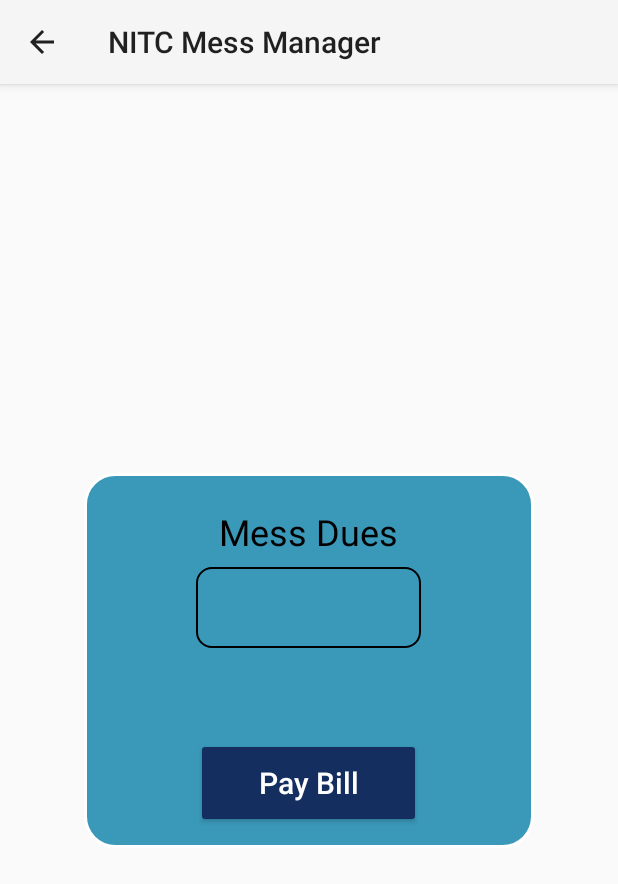
After one commit to prasant7978/NITC-Mess-Manager, an Android app: the PaymentActivity screen opened directly, with no data from a screen before it, on a phone screen of 412 x 824 dp. The commit adds this screen. Shown: the top 884 px of the screen. Run offline under Robolectric (Android 15) with nearby library versions, the phone set to English and light mode, and no system bars; our stand-ins replace Firebase (no records; nobody signed in at launch, a user with empty details on screens opened directly).

Commit message:
Added Payment Activity

```diff
--- a/app/src/main/AndroidManifest.xml
+++ b/app/src/main/AndroidManifest.xml
@@ -14,9 +14,13 @@
         android:theme="@style/Theme.NITCMessManager"
         tools:targetApi="31">
         <activity
+            android:name=".PaymentActivity"
+            android:exported="false"
+            android:parentActivityName=".StudentDashboardActivity"/>
+        <activity
             android:name=".StudentUpdateProfileActivity"
             android:exported="false"
-            android:parentActivityName=".StudentDashboardActivity"/>
+            android:parentActivityName=".StudentDashboardActivity" />
         <activity
             android:name=".ContractorDashboard"
             android:exported="false" />
--- /dev/null
+++ b/app/src/main/java/com/nitc/nitcmessmanager/PaymentActivity.kt
@@ -0,0 +1,89 @@
+package com.nitc.nitcmessmanager
+
+import android.app.AlertDialog
+import android.content.DialogInterface
+import androidx.appcompat.app.AppCompatActivity
+import android.os.Bundle
+import android.util.Log
+import android.view.View
+import android.widget.Toast
+import com.google.android.material.snackbar.Snackbar
+import com.google.firebase.auth.FirebaseAuth
+import com.google.firebase.database.DataSnapshot
+import com.google.firebase.database.DatabaseError
+import com.google.firebase.database.FirebaseDatabase
+import com.google.firebase.database.ValueEventListener
+import com.nitc.nitcmessmanager.databinding.ActivityPaymentBinding
+
+class PaymentActivity : AppCompatActivity() {
+
+    lateinit var paymentBinding: ActivityPaymentBinding
+    var db : FirebaseDatabase = FirebaseDatabase.getInstance()
+    var ref = db.reference.child("students")
+    var due : Int = 0
+
+    override fun onCreate(savedInstanceState: Bundle?) {
+        super.onCreate(savedInstanceState)
+
+        paymentBinding = ActivityPaymentBinding.inflate(layoutInflater)
+        val view = paymentBinding.root
+
+        setContentView(view)
+
+        val uid = FirebaseAuth.getInstance().currentUser?.uid.toString()
+
+        retrieveDueAmount(uid)
+
+        paymentBinding.buttonPayBill.setOnClickListener {
+            payBill(uid)
+        }
+    }
+
+    fun payBill(uid : String){
+        paymentBinding.buttonPayBill.isClickable = false
+        if(due != 0){
+            val dialog = AlertDialog.Builder(this)
+            dialog.setTitle("Pay Mess Bill")
+            dialog.setCancelable(false)
+            dialog.setMessage("A amount of " + due + " will be credited from your bank account")
+            dialog.setNegativeButton("Cancel",DialogInterface.OnClickListener { dialog, which ->
+                dialog.cancel()
+            })
+            dialog.setPositiveButton("OK",DialogInterface.OnClickListener { dialog, which ->
+                ref.child(uid).child("messBill").setValue(0)
+                retrieveDueAmount(uid)
+                Snackbar.make(paymentBinding.constraintPaymentLayout,"Your payment was successful", Snackbar.LENGTH_INDEFINITE).setAction("Close", View.OnClickListener { }).show()
+            })
+            dialog.create().show()
+        }
+        else{
+            val dialog = AlertDialog.Builder(this)
+            dialog.setTitle("Pay Mess Bill")
+            dialog.setCancelable(false)
+            dialog.setMessage("You don't have any due to pay")
+            dialog.setNegativeButton("OK",DialogInterface.OnClickListener { dialog, which ->
+                dialog.cancel()
+            })
+            dialog.create().show()
+        }
+        paymentBinding.buttonPayBill.isClickable = true
+    }
+
+    fun retrieveDueAmount(uid: String){
+        ref.orderByChild("studentId").equalTo(uid).addListenerForSingleValueEvent(object :
+            ValueEventListener {
+            override fun onDataChange(snapshot: DataSnapshot) {
+                for(ds in snapshot.children) {
+                    Log.d("debug",ds.child("messBill").value.toString())
+                    due = ds.child("messBill").value.toString().toInt()
+                    paymentBinding.textViewDues.text = ds.child("messBill").value.toString()
+                }
+            }
+
+            override fun onCancelled(error: DatabaseError) {
+                TODO("Not yet implemented")
+            }
+
+        })
+    }
+}
--- a/app/src/main/java/com/nitc/nitcmessmanager/StudentDashboardActivity.kt
+++ b/app/src/main/java/com/nitc/nitcmessmanager/StudentDashboardActivity.kt
@@ -49,6 +49,11 @@ class StudentDashboardActivity : AppCompatActivity() {
             val intent = Intent(this@StudentDashboardActivity,StudentUpdateProfileActivity::class.java)
             startActivity(intent)
         }
+
+        dashboardBinding.constraintLayoutPayment.setOnClickListener {
+            val intent = Intent(this@StudentDashboardActivity,PaymentActivity::class.java)
+            startActivity(intent)
+        }
     }
 
     override fun onCreateOptionsMenu(menu: Menu?): Boolean {
--- /dev/null
+++ b/app/src/main/res/drawable/outline_black.xml
@@ -0,0 +1,6 @@
+<?xml version="1.0" encoding="utf-8"?>
+<shape xmlns:android="http://schemas.android.com/apk/res/android">
+    <stroke android:color="@color/black" android:width="1dp"/>
+    <corners
+        android:radius="10dp"/>
+</shape>
--- /dev/null
+++ b/app/src/main/res/drawable/payment_shape.xml
@@ -0,0 +1,10 @@
+<?xml version="1.0" encoding="utf-8"?>
+<shape xmlns:android="http://schemas.android.com/apk/res/android">
+    <solid
+        android:color="@color/main_color"/>
+    <corners
+        android:radius="20dp"/>
+    <stroke
+        android:width="2dp"
+        android:color="@color/white" />
+</shape>
--- /dev/null
+++ b/app/src/main/res/layout/activity_payment.xml
@@ -0,0 +1,61 @@
+<?xml version="1.0" encoding="utf-8"?>
+<androidx.constraintlayout.widget.ConstraintLayout xmlns:android="http://schemas.android.com/apk/res/android"
+    xmlns:app="http://schemas.android.com/apk/res-auto"
+    xmlns:tools="http://schemas.android.com/tools"
+    android:id="@+id/constraintPaymentLayout"
+    android:layout_width="match_parent"
+    android:layout_height="match_parent"
+    tools:context=".PaymentActivity">
+
+    <LinearLayout
+        android:id="@+id/linearLayout"
+        android:layout_width="300dp"
+        android:layout_height="250dp"
+        android:background="@drawable/payment_shape"
+        android:gravity="center"
+        android:orientation="vertical"
+        android:padding="10dp"
+        app:layout_constraintBottom_toBottomOf="parent"
+        app:layout_constraintEnd_toEndOf="parent"
+        app:layout_constraintHorizontal_bias="0.5"
+        app:layout_constraintStart_toStartOf="parent"
+        app:layout_constraintTop_toTopOf="parent"
+        app:layout_constraintVertical_bias="0.5">
+
+        <TextView
+            android:id="@+id/textView"
+            android:layout_width="wrap_content"
+            android:layout_height="wrap_content"
+            android:layout_marginTop="10dp"
+            android:gravity="center"
+            android:text="Mess Dues"
+            android:textColor="@color/black"
+            android:textSize="24sp" />
+
+        <TextView
+            android:id="@+id/textViewDues"
+            android:layout_width="150dp"
+            android:layout_height="wrap_content"
+            android:layout_marginTop="7dp"
+            android:layout_marginBottom="10dp"
+            android:background="@drawable/outline_black"
+            android:gravity="center"
+            android:padding="5dp"
+            android:textColor="@color/white"
+            android:textSize="32sp"
+            android:textStyle="bold" />
+
+        <Button
+            android:id="@+id/buttonPayBill"
+            android:layout_width="150dp"
+            android:layout_height="60dp"
+            android:layout_marginTop="50dp"
+            android:backgroundTint="@color/material_dynamic_primary20"
+            android:text="Pay Bill"
+            android:textAllCaps="false"
+            android:textColor="@color/white"
+            android:textSize="20sp" />
+
+    </LinearLayout>
+
+</androidx.constraintlayout.widget.ConstraintLayout>
```
Also changed, not shown: app/src/main/res/layout/activity_student_dashboard.xml (+6 -6 lines).
